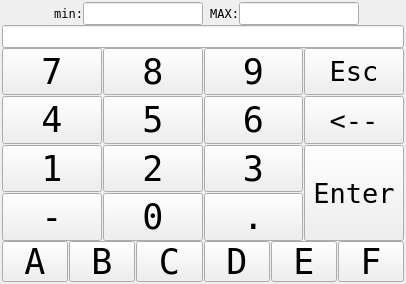
Above: qt_library/ATCMinputdialog/numpad.ui from MECTsrl/mect_plugins before the change. Below: the same form after it.
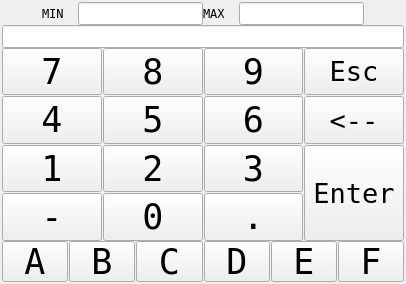
That is the form after the change.

```diff
--- a/qt_library/ATCMinputdialog/numpad.ui
+++ b/qt_library/ATCMinputdialog/numpad.ui
@@ -51,15 +51,9 @@
          <verstretch>0</verstretch>
         </sizepolicy>
        </property>
-       <property name="minimumSize">
-        <size>
-         <width>36</width>
-         <height>0</height>
-        </size>
-       </property>
        <property name="maximumSize">
         <size>
-         <width>36</width>
+         <width>48</width>
          <height>16777215</height>
         </size>
        </property>
@@ -72,10 +66,7 @@
         <enum>Qt::NoFocus</enum>
        </property>
        <property name="text">
-        <string>min:</string>
-       </property>
-       <property name="alignment">
-        <set>Qt::AlignRight|Qt::AlignTrailing|Qt::AlignVCenter</set>
+        <string>MIN</string>
        </property>
       </widget>
      </item>
@@ -95,7 +86,7 @@
        </property>
        <property name="maximumSize">
         <size>
-         <width>120</width>
+         <width>180</width>
          <height>40</height>
         </size>
        </property>
@@ -117,7 +108,7 @@
         <enum>QLineEdit::Normal</enum>
        </property>
        <property name="alignment">
-        <set>Qt::AlignRight|Qt::AlignTrailing|Qt::AlignVCenter</set>
+        <set>Qt::AlignCenter</set>
        </property>
       </widget>
      </item>
@@ -129,15 +120,9 @@
          <verstretch>0</verstretch>
         </sizepolicy>
        </property>
-       <property name="minimumSize">
-        <size>
-         <width>36</width>
-         <height>0</height>
-        </size>
-       </property>
        <property name="maximumSize">
         <size>
-         <width>36</width>
+         <width>48</width>
          <height>16777215</height>
         </size>
        </property>
@@ -150,10 +135,7 @@
         <enum>Qt::NoFocus</enum>
        </property>
        <property name="text">
-        <string>MAX:</string>
-       </property>
-       <property name="alignment">
-        <set>Qt::AlignRight|Qt::AlignTrailing|Qt::AlignVCenter</set>
+        <string>MAX</string>
        </property>
       </widget>
      </item>
@@ -173,7 +155,7 @@
        </property>
        <property name="maximumSize">
         <size>
-         <width>120</width>
+         <width>180</width>
          <height>40</height>
         </size>
        </property>
@@ -195,7 +177,7 @@
         <enum>QLineEdit::Normal</enum>
        </property>
        <property name="alignment">
-        <set>Qt::AlignRight|Qt::AlignTrailing|Qt::AlignVCenter</set>
+        <set>Qt::AlignCenter</set>
        </property>
       </widget>
      </item>
```
